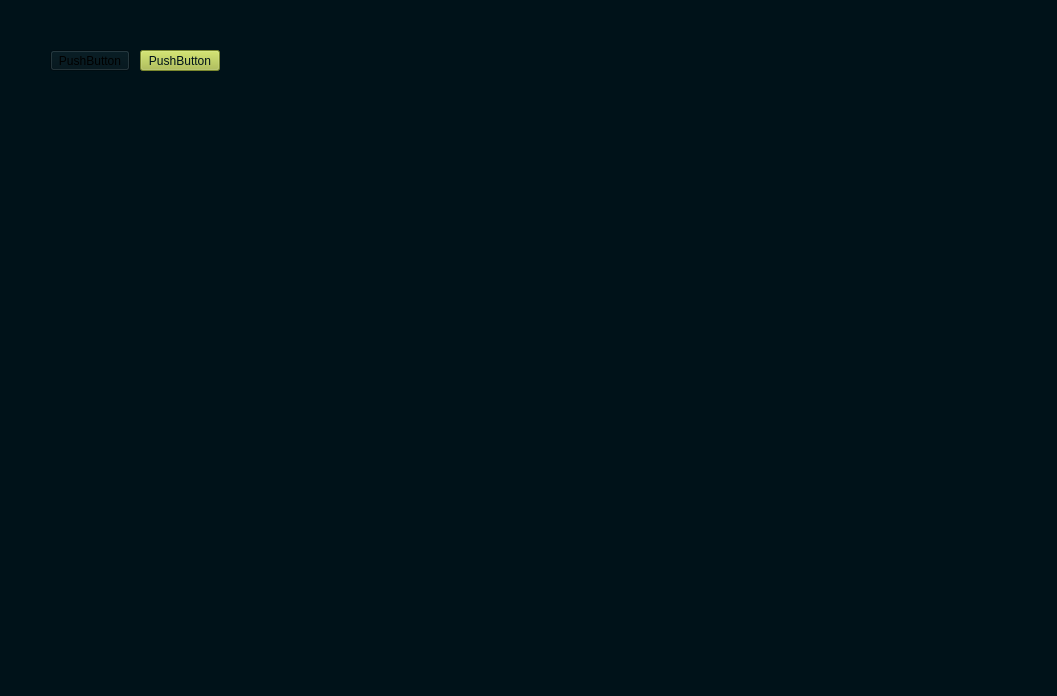
Qt form src/demo_version/App/DemoApp/mainwindow.ui (MrRyabena/SmartHomeSystem) before a commit.
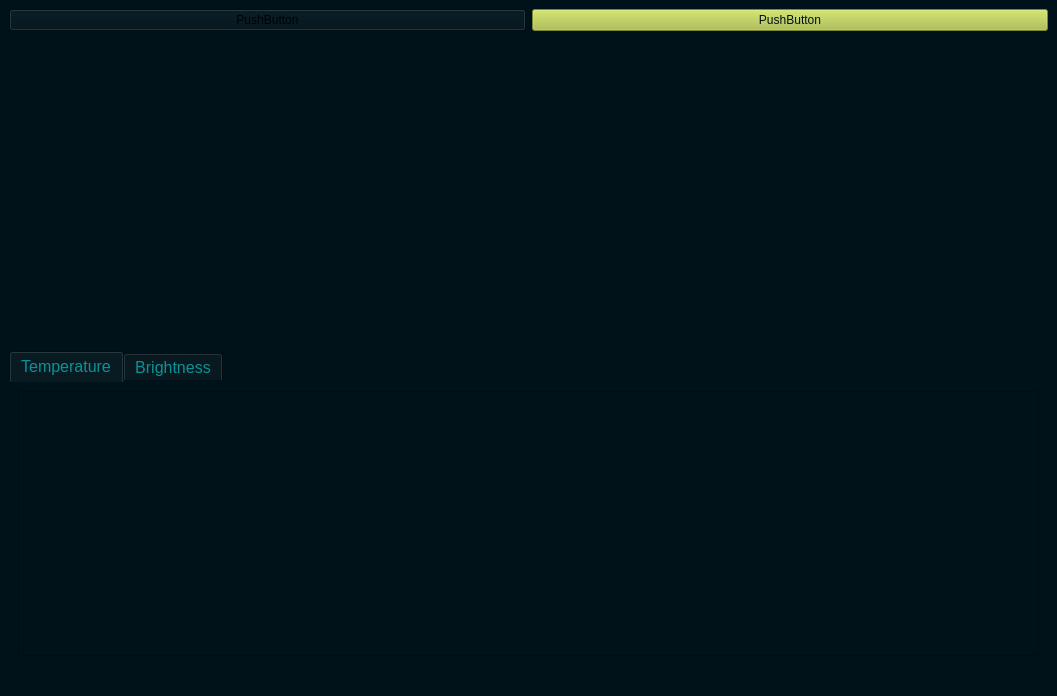
The same form after that commit.

Commit message: TabBar was added.

Diff of the .ui file:
```diff
--- a/src/demo_version/App/DemoApp/mainwindow.ui
+++ b/src/demo_version/App/DemoApp/mainwindow.ui
@@ -17,39 +17,164 @@
    <bool>false</bool>
   </property>
   <property name="styleSheet">
-   <string notr="true">background-color: rgb(0, 18, 25);</string>
+   <string notr="true">background-color: rgb(0, 18, 25);
+gridline-color: rgb(171, 190, 64);
+alternate-background-color: rgb(171, 190, 64);</string>
+  </property>
+  <property name="inputMethodHints">
+   <set>Qt::ImhNone</set>
+  </property>
+  <property name="dockOptions">
+   <set>QMainWindow::AllowTabbedDocks|QMainWindow::AnimatedDocks</set>
   </property>
   <widget class="QWidget" name="centralwidget">
-   <widget class="QPushButton" name="pushButton">
-    <property name="geometry">
-     <rect>
-      <x>140</x>
-      <y>50</y>
-      <width>80</width>
-      <height>21</height>
-     </rect>
-    </property>
-    <property name="styleSheet">
-     <string notr="true">color: rgb(0, 18, 25);
+   <property name="styleSheet">
+    <string notr="true">border-bottom-color: rgb(10, 147, 150);
+selection-background-color: rgb(72, 120, 8);
+alternate-background-color: rgb(72, 120, 8);
+border-top-color: rgb(10, 147, 150);</string>
+   </property>
+   <layout class="QGridLayout" name="gridLayout">
+    <item row="0" column="1">
+     <widget class="QPushButton" name="pushButton">
+      <property name="font">
+       <font>
+        <strikeout>false</strikeout>
+       </font>
+      </property>
+      <property name="autoFillBackground">
+       <bool>false</bool>
+      </property>
+      <property name="styleSheet">
+       <string notr="true">color: rgb(0, 18, 25);
 background-color: rgb(171, 190, 64);</string>
-    </property>
-    <property name="text">
-     <string>PushButton</string>
-    </property>
-   </widget>
-   <widget class="QPushButton" name="pushButton_2">
-    <property name="geometry">
-     <rect>
-      <x>50</x>
-      <y>50</y>
-      <width>80</width>
-      <height>21</height>
-     </rect>
-    </property>
-    <property name="text">
-     <string>PushButton</string>
-    </property>
-   </widget>
+      </property>
+      <property name="inputMethodHints">
+       <set>Qt::ImhNone</set>
+      </property>
+      <property name="text">
+       <string>PushButton</string>
+      </property>
+      <property name="checkable">
+       <bool>false</bool>
+      </property>
+      <property name="checked">
+       <bool>false</bool>
+      </property>
+      <property name="autoRepeat">
+       <bool>false</bool>
+      </property>
+     </widget>
+    </item>
+    <item row="2" column="0" colspan="2">
+     <widget class="QTabWidget" name="tabWidget">
+      <property name="font">
+       <font>
+        <pointsize>12</pointsize>
+        <weight>50</weight>
+        <italic>false</italic>
+        <bold>false</bold>
+        <strikeout>false</strikeout>
+        <stylestrategy>PreferDefault</stylestrategy>
+        <kerning>true</kerning>
+       </font>
+      </property>
+      <property name="autoFillBackground">
+       <bool>true</bool>
+      </property>
+      <property name="styleSheet">
+       <string notr="true">border-color: rgb(0, 95, 115);
+color: rgb(10, 147, 150);
+selection-background-color: rgb(120, 185, 16);
+selection-color: rgb(120, 185, 16);
+
+alternate-background-color: rgb(72, 120, 8);
+gridline-color: rgb(0, 95, 115);
+border-left-color: rgb(0, 95, 115);
+border-right-color: rgb(0, 95, 115);
+border-bottom-color: rgb(0, 95, 115);
+border-top-color: rgb(0, 95, 115);</string>
+      </property>
+      <property name="currentIndex">
+       <number>0</number>
+      </property>
+      <property name="iconSize">
+       <size>
+        <width>32</width>
+        <height>32</height>
+       </size>
+      </property>
+      <property name="usesScrollButtons">
+       <bool>true</bool>
+      </property>
+      <property name="documentMode">
+       <bool>false</bool>
+      </property>
+      <property name="tabsClosable">
+       <bool>false</bool>
+      </property>
+      <property name="movable">
+       <bool>false</bool>
+      </property>
+      <property name="tabBarAutoHide">
+       <bool>true</bool>
+      </property>
+      <widget class="QWidget" name="tab">
+       <attribute name="title">
+        <string>Temperature</string>
+       </attribute>
+       <layout class="QGridLayout" name="gridLayout_2">
+        <item row="0" column="0">
+         <widget class="QGraphicsView" name="ThermPolygon">
+          <property name="enabled">
+           <bool>true</bool>
+          </property>
+          <property name="interactive">
+           <bool>true</bool>
+          </property>
+          <property name="alignment">
+           <set>Qt::AlignLeading|Qt::AlignLeft|Qt::AlignTop</set>
+          </property>
+         </widget>
+        </item>
+       </layout>
+      </widget>
+      <widget class="QWidget" name="tab_2">
+       <attribute name="title">
+        <string>Brightness</string>
+       </attribute>
+       <layout class="QGridLayout" name="gridLayout_3">
+        <item row="0" column="0">
+         <widget class="QGraphicsView" name="PhotoPolygon"/>
+        </item>
+       </layout>
+      </widget>
+     </widget>
+    </item>
+    <item row="0" column="0">
+     <widget class="QPushButton" name="pushButton_2">
+      <property name="inputMethodHints">
+       <set>Qt::ImhNone</set>
+      </property>
+      <property name="text">
+       <string>PushButton</string>
+      </property>
+     </widget>
+    </item>
+    <item row="1" column="1">
+     <spacer name="verticalSpacer">
+      <property name="orientation">
+       <enum>Qt::Vertical</enum>
+      </property>
+      <property name="sizeHint" stdset="0">
+       <size>
+        <width>20</width>
+        <height>40</height>
+       </size>
+      </property>
+     </spacer>
+    </item>
+   </layout>
   </widget>
   <widget class="QMenuBar" name="menubar">
    <property name="geometry">
```
